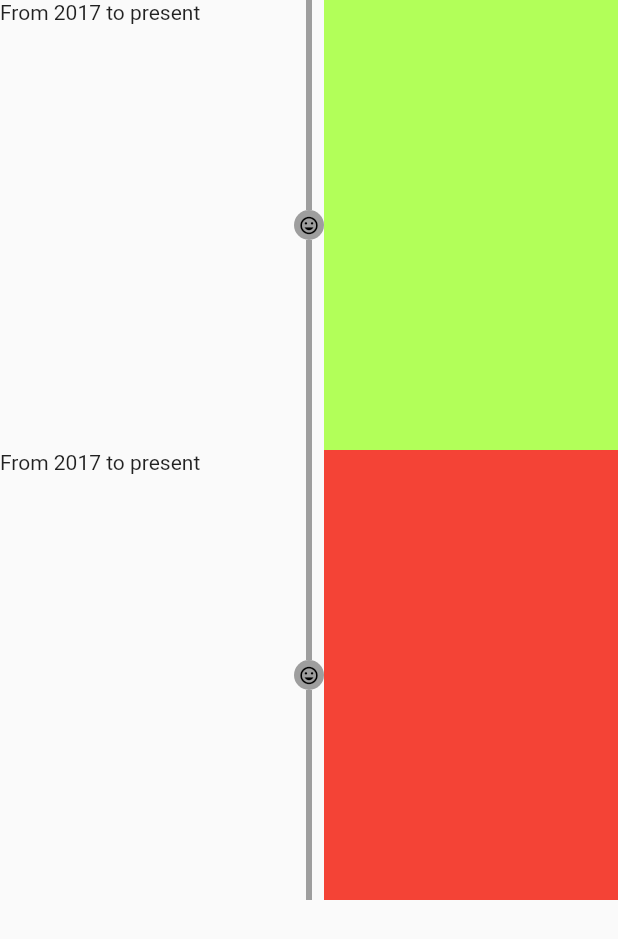
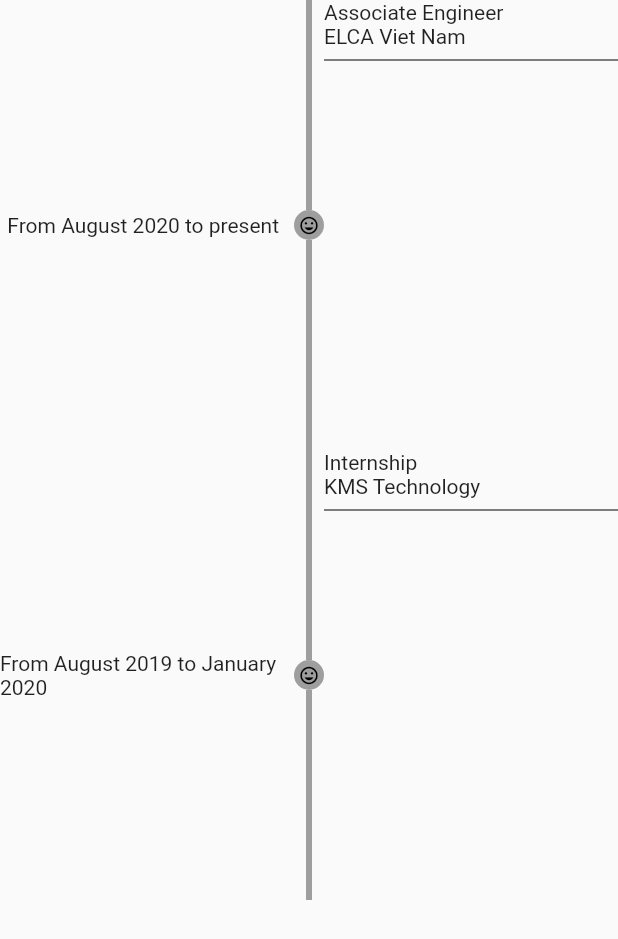
Before and after one commit to lhthang/my_portforlio, a Flutter app: the Experience widget shown alone on an empty page, opened directly, on a phone screen of 412 x 824 dp. Shown: the top 939 px of the screen. Run offline on Flutter 3.47's test engine with Material 2 defaults, Android fonts, the phone set to English and light mode, and no system bars; drawn by our look-alikes of timeline_tile; our stand-ins replace animated_text_kit, auto_animated, google_fonts, responsive_grid; missing offline and left inert: dart:html, scroll_to_id.

Commit message:
add model experience

```diff
--- a/lib/exp/Experience.dart
+++ b/lib/exp/Experience.dart
@@ -1,4 +1,5 @@
 import 'package:flutter/material.dart';
+import 'package:my_portfolio/models/Experience.dart';
 import 'package:timeline_tile/timeline_tile.dart';
 
 class Experience extends StatefulWidget {
@@ -8,8 +9,14 @@ class Experience extends StatefulWidget {
 
 class _ExperienceState extends State<Experience> {
   var exps = [
-    0,
-    1,
+    ExperienceModel(
+        company: "ELCA Viet Nam",
+        time: "From August 2020 to present",
+        title: "Associate Engineer"),
+    ExperienceModel(
+        company: "KMS Technology",
+        time: "From August 2019 to January 2020",
+        title: "Internship"),
   ];
 
   @override
@@ -22,17 +29,30 @@ class _ExperienceState extends State<Experience> {
             MediaQuery.of(context).devicePixelRatio,
         child: ListView(
           scrollDirection: Axis.vertical,
-          children: exps.map((index) {
+          children: exps.map((e) {
             return TimelineTile(
               axis: TimelineAxis.vertical,
               alignment: TimelineAlign.center,
               indicatorStyle: IndicatorStyle(
                   iconStyle: IconStyle(iconData: Icons.insert_emoticon)),
-              startChild: Text("From 2017 to present"),
+              startChild: Container(
+                padding: EdgeInsets.only(right: 10),
+                child: Align(
+                  alignment: Alignment.centerRight,
+                  child: Text(e.time),
+                ),
+              ),
               endChild: Container(
                 height: 600 / exps.length,
                 width: 200,
-                color: index % 2 == 0 ? Colors.lightGreenAccent : Colors.red,
+                child: Column(
+                  crossAxisAlignment: CrossAxisAlignment.start,
+                  children: [
+                    Text(e.title),
+                    Text(e.company),
+                    Divider(color: Colors.black)
+                  ],
+                ),
               ),
             );
           }).toList(),
--- /dev/null
+++ b/lib/models/Experience.dart
@@ -0,0 +1,21 @@
+class ExperienceModel {
+  String time;
+  String company;
+  String title;
+  List<ProjectModel> projects;
+
+  ExperienceModel({
+    this.time,
+    this.company,
+    this.title,
+    this.projects,
+  });
+}
+
+class ProjectModel {
+  String projectName;
+  String position;
+  String stack;
+  String description;
+  ProjectModel({this.projectName, this.position, this.stack, this.description});
+}
```
